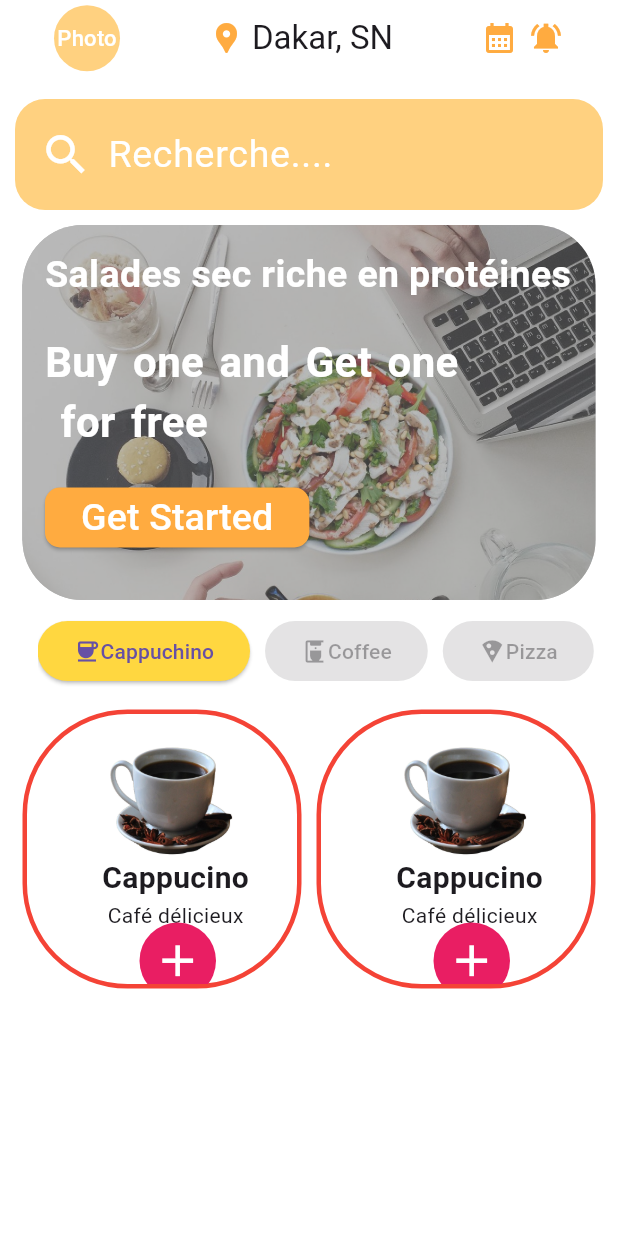
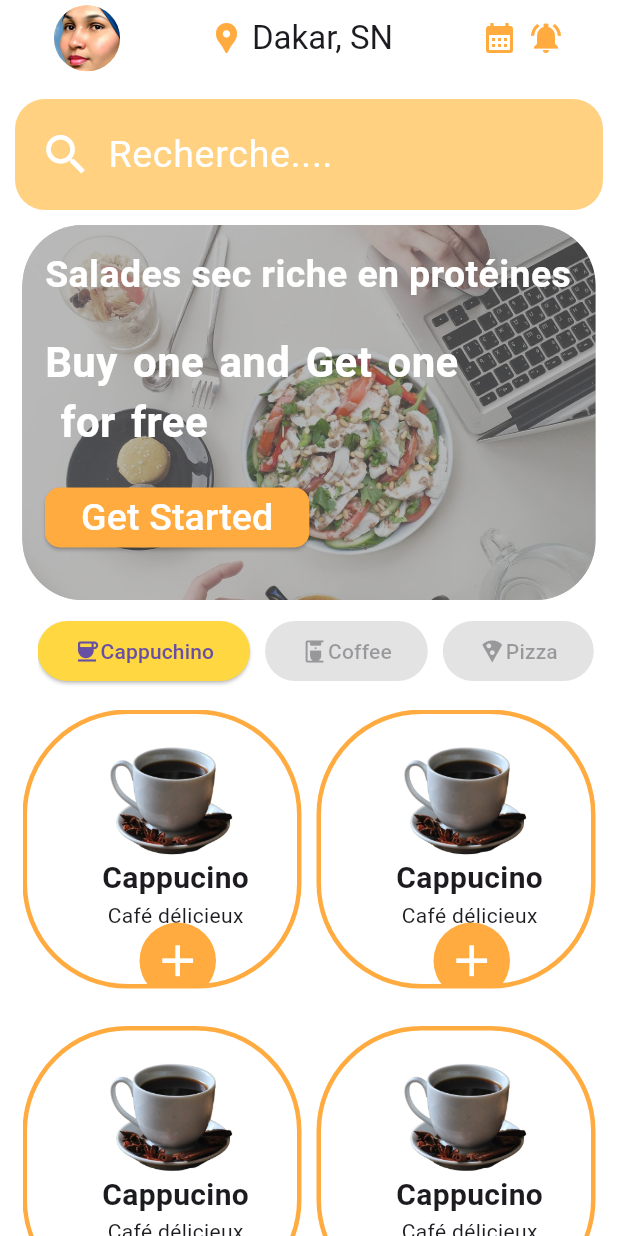
Before and after one commit to sbsagency/coffee_flutter_project, a Flutter app: the screen it shows after launch, after a tap on "Get Started", on a phone screen of 412 x 824 dp. Run offline on Flutter 3.47's test engine with Material 3 defaults, Android fonts, the light colour scheme and no system bars.

Commit message:
first commit

```diff
--- a/lib/home.dart
+++ b/lib/home.dart
@@ -22,9 +22,9 @@ class _HomePageState extends State<HomePage> {
                 children: [
                   CircleAvatar(
                     backgroundColor: Colors.orangeAccent[100],
-                    //backgroundImage: AssetImage("assets/images/bigfood.png"),
+                    backgroundImage: AssetImage("assets/images/fatim.jpg"),
                     radius: 22,
-                    child: const Text("Photo",style: TextStyle(fontSize: 14.7, color: Colors.white),),
+                    //child: const Text("Photo",style: TextStyle(fontSize: 14.7, color: Colors.white),),
                   ),
                   Row(
                     children: [
@@ -252,7 +252,7 @@ Widget menuRowSection = Container(
 );
 Widget menuPriceSection = Container(
   padding: const EdgeInsets.all(15),
-  height: 250,
+  height: 400,
   child: GridView.count(
     crossAxisCount: 2,
     mainAxisSpacing: 25,
@@ -262,7 +262,7 @@ Widget menuPriceSection = Container(
         padding: const EdgeInsets.only(top: 15),
         decoration: BoxDecoration(
             border: Border.all(
-              color: Colors.red, width: 3,
+              color: Colors.orangeAccent, width: 3,
             ),
             //color: Colors.white38,
             borderRadius: BorderRadius.circular(70)
@@ -292,7 +292,7 @@ Widget menuPriceSection = Container(
                 left: 75,
                 child: IconButton(
                     style: ButtonStyle(
-                        backgroundColor: WidgetStatePropertyAll(Colors.pink)
+                        backgroundColor: WidgetStatePropertyAll(Colors.orangeAccent)
                     ),
                     onPressed: null,
                     icon: Icon(Icons.add, size: 35,color: Colors.white,)
@@ -305,7 +305,7 @@ Widget menuPriceSection = Container(
         padding: const EdgeInsets.only(top: 15),
         decoration: BoxDecoration(
             border: Border.all(
-              color: Colors.red, width: 3,
+              color: Colors.orangeAccent, width: 3,
             ),
             //color: Colors.white38,
             borderRadius: BorderRadius.circular(70)
@@ -335,7 +335,93 @@ Widget menuPriceSection = Container(
                 left: 75,
                 child: IconButton(
                     style: ButtonStyle(
-                        backgroundColor: WidgetStatePropertyAll(Colors.pink)
+                        backgroundColor: WidgetStatePropertyAll(Colors.orangeAccent)
+                    ),
+                    onPressed: null,
+                    icon: Icon(Icons.add, size: 35,color: Colors.white,)
+                )
+            )
+          ],
+        ),
+      ),
+      Container(
+        padding: const EdgeInsets.only(top: 15),
+        decoration: BoxDecoration(
+            border: Border.all(
+              color: Colors.orangeAccent, width: 3,
+            ),
+            //color: Colors.white38,
+            borderRadius: BorderRadius.circular(70)
+        ),
+        child: const Stack(
+          children: [
+            Positioned(
+              top:0,
+              left: 45,
+              child: Image(
+                image: AssetImage("assets/images/coffe.png"),
+                height: 100,
+              ),
+            ),
+            Positioned(
+                top: 80,
+                left: 50,
+                child: Column(
+                  children: [
+                    Text("Cappucino", style: TextStyle(fontWeight: FontWeight.bold, fontSize: 20),),
+                    Text("Café délicieux")
+                  ],
+                )
+            ),
+            Positioned(
+                bottom: -10,
+                left: 75,
+                child: IconButton(
+                    style: ButtonStyle(
+                        backgroundColor: WidgetStatePropertyAll(Colors.orangeAccent)
+                    ),
+                    onPressed: null,
+                    icon: Icon(Icons.add, size: 35,color: Colors.white,)
+                )
+            )
+          ],
+        ),
+      ),
+      Container(
+        padding: const EdgeInsets.only(top: 15),
+        decoration: BoxDecoration(
+            border: Border.all(
+              color: Colors.orangeAccent, width: 3,
+            ),
+            //color: Colors.white38,
+            borderRadius: BorderRadius.circular(70)
+        ),
+        child: const Stack(
+          children: [
+            Positioned(
+              top:0,
+              left: 45,
+              child: Image(
+                image: AssetImage("assets/images/coffe.png"),
+                height: 100,
+              ),
+            ),
+            Positioned(
+                top: 80,
+                left: 50,
+                child: Column(
+                  children: [
+                    Text("Cappucino", style: TextStyle(fontWeight: FontWeight.bold, fontSize: 20),),
+                    Text("Café délicieux")
+                  ],
+                )
+            ),
+            Positioned(
+                bottom: -10,
+                left: 75,
+                child: IconButton(
+                    style: ButtonStyle(
+                        backgroundColor: WidgetStatePropertyAll(Colors.orangeAccent)
                     ),
                     onPressed: null,
                     icon: Icon(Icons.add, size: 35,color: Colors.white,)
@@ -347,8 +433,3 @@ Widget menuPriceSection = Container(
     ],
   ),
 );
-Widget dividerSection = const Divider(
-  height: 50,
-  color: Colors.red,
-  thickness: 40,
-);
```
Also changed, not shown: assets/images/fatim.jpg (added).
